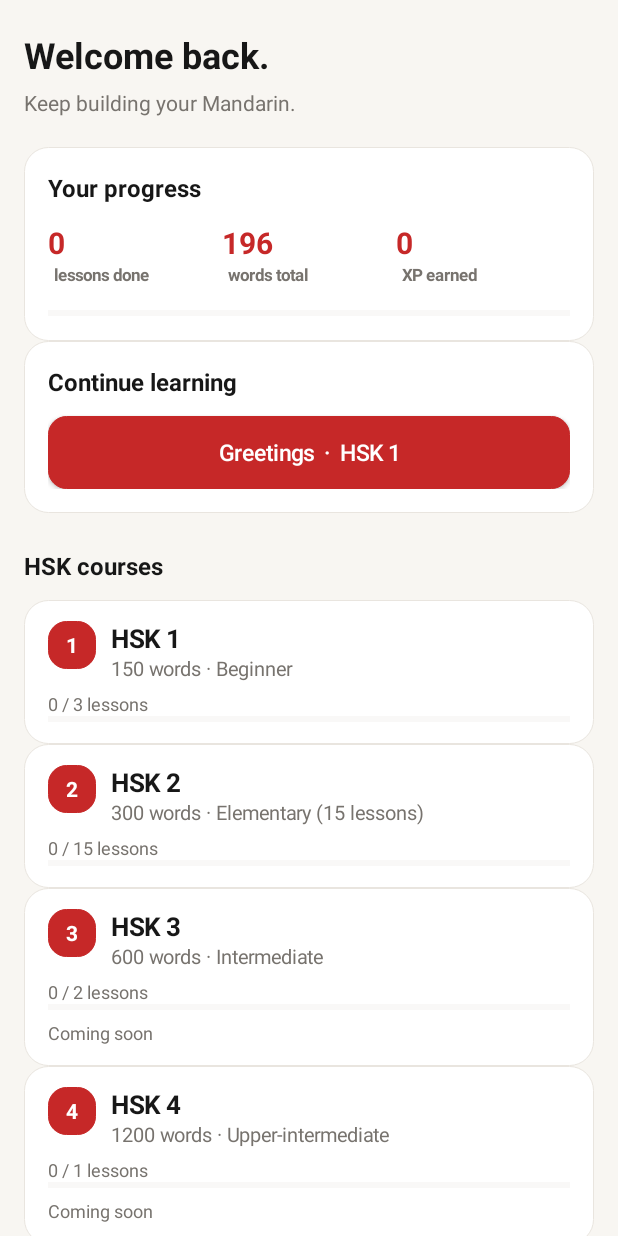
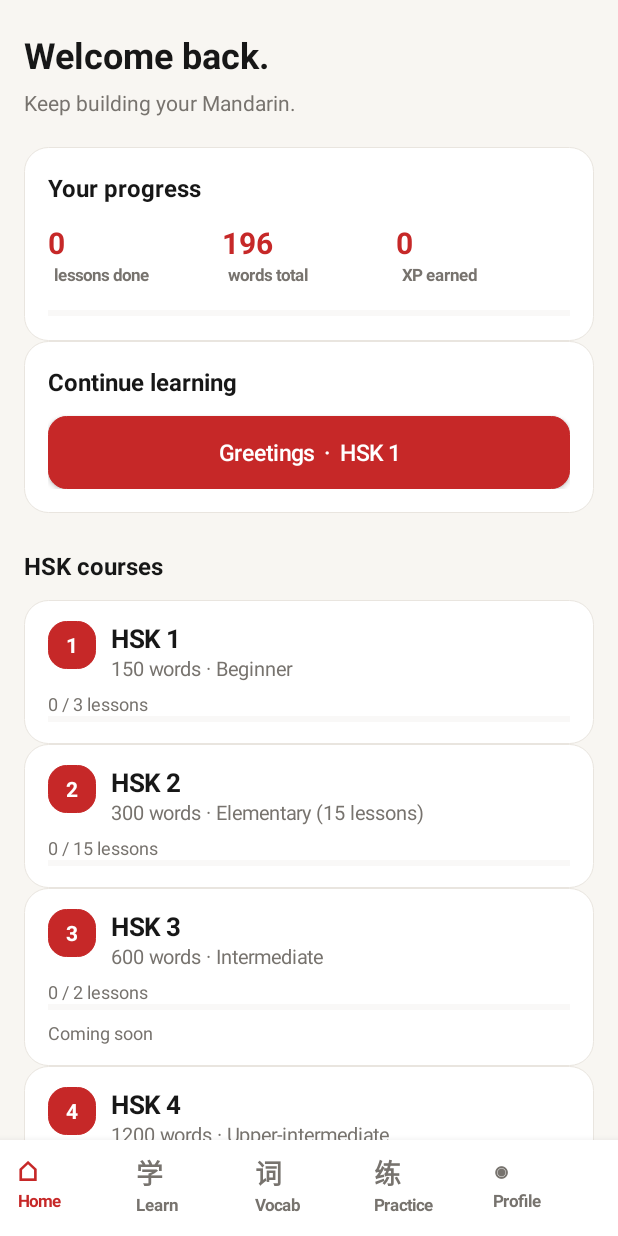
Before and after one commit to lw-xiong/wenshu, an Android app: the screen it shows after launch (MainActivity), on a phone screen of 412 x 824 dp. Run offline under Robolectric (Android 15) with nearby library versions, the phone set to English and light mode, and no system bars.

Commit message:
Fix off-screen navigation and expose Practice tab
- Give content container zero height with weight 1 so it cannot push nav off-screen
- Show five tabs with a 64dp bottom bar and distinct Practice icon
- Add stable tab content descriptions for UI verification
- Add navigation source regression checks and verification matrix
- Bump versionCode 3, versionName 1.1.1

```diff
--- a/app/src/main/AndroidManifest.xml
+++ b/app/src/main/AndroidManifest.xml
@@ -1,8 +1,8 @@
 <?xml version="1.0" encoding="utf-8"?>
 <manifest xmlns:android="http://schemas.android.com/apk/res/android"
     package="com.ciel.hsk"
-    android:versionCode="2"
-    android:versionName="1.1.0">
+    android:versionCode="3"
+    android:versionName="1.1.1">
 
     <uses-sdk android:minSdkVersion="21" android:targetSdkVersion="34" />
 
--- a/app/src/main/kotlin/com/ciel/hsk/MainActivity.kt
+++ b/app/src/main/kotlin/com/ciel/hsk/MainActivity.kt
@@ -35,7 +35,8 @@ class MainActivity : Activity() {
     private val TAB_PRACTICE = 3
     private val TAB_PROFILE = 4
 
-    val tabLabels = arrayOf("Home", "Learn", "Vocab", "Practice", "Profile")
+    private val tabLabels = arrayOf("Home", "Learn", "Vocab", "Practice", "Profile")
+    private val tabIcons = arrayOf("⌂", "学", "词", "练", "◉")
 
     // Design tokens — dynamic light/dark
     private fun C_BG(): Int = if (isDarkMode()) Color.parseColor("#1A1A1A") else Color.parseColor("#F8F6F2")
@@ -65,10 +66,10 @@ class MainActivity : Activity() {
         root.setBackgroundColor(C_BG())
 
         container = FrameLayout(this)
-        container.layoutParams = ViewGroup.LayoutParams(
+        container.layoutParams = LinearLayout.LayoutParams(
             ViewGroup.LayoutParams.MATCH_PARENT,
-            ViewGroup.LayoutParams.MATCH_PARENT
-        )
+            0
+        ).apply { weight = 1f }
         root.addView(container)
 
         navBar = buildNavBar()
@@ -117,10 +118,11 @@ class MainActivity : Activity() {
         bar.orientation = LinearLayout.HORIZONTAL
         bar.layoutParams = ViewGroup.LayoutParams(
             ViewGroup.LayoutParams.MATCH_PARENT,
-            dp(this, 56)
+            dp(this, 64)
         )
         bar.setBackgroundColor(C_CARD())
-        bar.setPadding(dp(this, 8), dp(this, 8), dp(this, 8), dp(this, 8))
+        bar.setPadding(dp(this, 8), dp(this, 4), dp(this, 8), dp(this, 4))
+        bar.elevation = dp(this, 8).toFloat()
 
         for (i in tabLabels.indices) {
             val item = LinearLayout(this)
@@ -131,9 +133,10 @@ class MainActivity : Activity() {
             item.gravity = Gravity.CENTER
             item.setPadding(dp(this, 4), dp(this, 4), dp(this, 4), dp(this, 4))
             item.tag = i
+            item.contentDescription = "tab_${tabLabels[i].lowercase()}"
 
             val icon = TextView(this)
-            icon.text = tabLabels[i].first().toString().uppercase()
+            icon.text = tabIcons[i]
             icon.textSize = 18f
             icon.setTypeface(icon.typeface, Typeface.BOLD)
             icon.setTextColor(C_MUTED())
```
Also changed, not shown: 4 other files.
